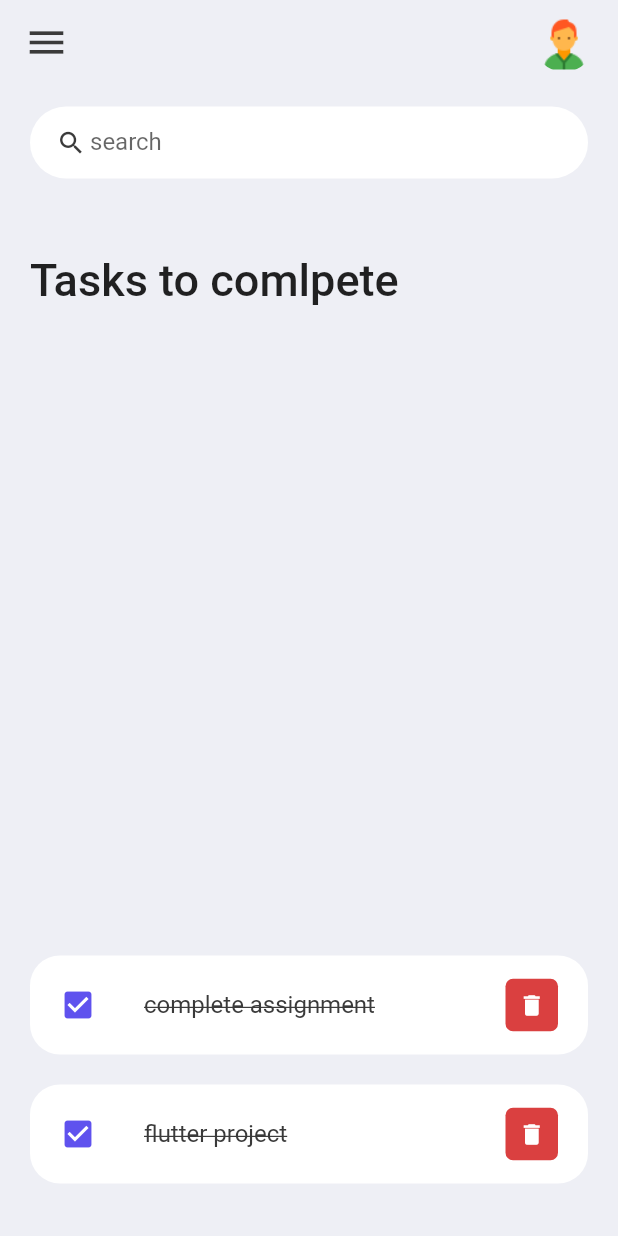
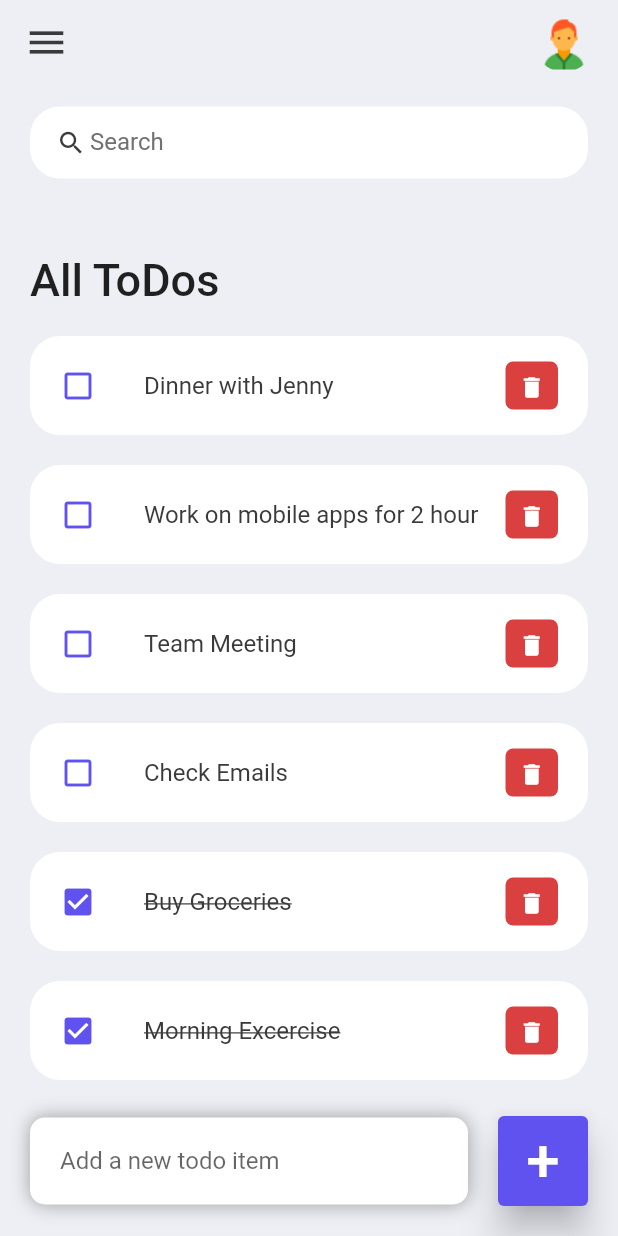
Before and after one commit to zanzo2003/to_do_list_application, a Flutter app: the screen it shows after launch, on a phone screen of 412 x 824 dp. Run offline on Flutter 3.47's test engine with Material 2 defaults, Android fonts, the phone set to English and light mode, and no system bars.

Commit message:
complete application

```diff
--- a/check list/application/lib/main.dart
+++ b/check list/application/lib/main.dart
@@ -1,23 +1,22 @@
 import 'package:flutter/material.dart';
-import '../screens/home.dart';
+import 'package:flutter/services.dart';
+import './screens/home.dart';
 
 void main() {
-  return (runApp(const MyApp()));
+  runApp(const MyApp());
 }
 
-class MyApp extends StatefulWidget {
-  const MyApp({ Key? key }) : super(key: key);
+class MyApp extends StatelessWidget {
+  const MyApp({Key? key}) : super(key: key);
 
-  @override
-  _MyAppState createState() => _MyAppState();
-}
-
-class _MyAppState extends State<MyApp> {
+  // This widget is the root of your application.
   @override
   Widget build(BuildContext context) {
+    SystemChrome.setSystemUIOverlayStyle(
+        SystemUiOverlayStyle(statusBarColor: Colors.transparent));
     return MaterialApp(
       debugShowCheckedModeBanner: false,
-      title: "ToDo App",
+      title: 'ToDo App',
       home: Home(),
     );
   }
--- a/check list/application/lib/models/ToDo.dart
+++ b/check list/application/lib/models/ToDo.dart
@@ -1,14 +1,22 @@
-class ToDO {
+class ToDo {
   String? id;
   String? todoText;
   bool isDone;
 
-  ToDO({this.id, this.todoText, this.isDone = false});
+  ToDo({
+    required this.id,
+    required this.todoText,
+    this.isDone = false,
+  });
 
-  static List<ToDO> TodoList() {
+  static List<ToDo> todoList() {
     return [
-      ToDO(id:'01', todoText: 'complete assignment'),
-      ToDO(id:'02', todoText: 'flutter project', isDone:true),
+      ToDo(id: '01', todoText: 'Morning Excercise', isDone: true ),
+      ToDo(id: '02', todoText: 'Buy Groceries', isDone: true ),
+      ToDo(id: '03', todoText: 'Check Emails', ),
+      ToDo(id: '04', todoText: 'Team Meeting', ),
+      ToDo(id: '05', todoText: 'Work on mobile apps for 2 hour', ),
+      ToDo(id: '06', todoText: 'Dinner with Jenny', ),
     ];
   }
 }
--- a/check list/application/lib/screens/home.dart
+++ b/check list/application/lib/screens/home.dart
@@ -1,43 +1,205 @@
+import 'package:flutter/material.dart';
+import 'package:application/models/ToDo.dart';
 import 'package:application/constants/colours.dart';
-import 'package:application/models/ToDo.dart';
 import 'package:application/to_do_item.dart';
-import 'package:flutter/material.dart';
 
 class Home extends StatefulWidget {
-  const Home({Key? key}) : super(key: key);
+  Home({Key? key}) : super(key: key);
 
   @override
-  _HomeState createState() => _HomeState();
+  State<Home> createState() => _HomeState();
 }
 
 class _HomeState extends State<Home> {
-  final toDoList = ToDO.TodoList();
+  final todosList = ToDo.todoList();
+  List<ToDo> _foundToDo = [];
+  final _todoController = TextEditingController();
+
+  @override
+  void initState() {
+    _foundToDo = todosList;
+    super.initState();
+  }
+
   @override
   Widget build(BuildContext context) {
     return Scaffold(
       backgroundColor: tdBGColor,
       appBar: _buildAppBar(),
-      body: Container(
-        padding: const EdgeInsets.symmetric(horizontal: 20, vertical: 15),
+      body: Stack(
+        children: [
+          Container(
+            padding: EdgeInsets.symmetric(
+              horizontal: 20,
+              vertical: 15,
+            ),
             child: Column(
-          children: [_searchBar(),
-           _listView(),
-            for (ToDO todo in toDoList)
-            ToDoItems(todo: todo)
+              children: [
+                searchBox(),
+                Expanded(
+                  child: ListView(
+                    children: [
+                      Container(
+                        margin: EdgeInsets.only(
+                          top: 50,
+                          bottom: 20,
+                        ),
+                        child: Text(
+                          'All ToDos',
+                          style: TextStyle(
+                            fontSize: 30,
+                            fontWeight: FontWeight.w500,
+                          ),
+                        ),
+                      ),
+                      for (ToDo todoo in _foundToDo.reversed)
+                        ToDoItem(
+                          todo: todoo,
+                          onToDoChanged: _handleToDoChange,
+                          onDeleteItem: _deleteToDoItem,
+                        ),
                     ],
+                  ),
+                )
+              ],
+            ),
+          ),
+          Align(
+            alignment: Alignment.bottomCenter,
+            child: Row(children: [
+              Expanded(
+                child: Container(
+                  margin: EdgeInsets.only(
+                    bottom: 20,
+                    right: 20,
+                    left: 20,
+                  ),
+                  padding: EdgeInsets.symmetric(
+                    horizontal: 20,
+                    vertical: 5,
+                  ),
+                  decoration: BoxDecoration(
+                    color: Colors.white,
+                    boxShadow: const [
+                      BoxShadow(
+                        color: Colors.grey,
+                        offset: Offset(0.0, 0.0),
+                        blurRadius: 10.0,
+                        spreadRadius: 0.0,
+                      ),
+                    ],
+                    borderRadius: BorderRadius.circular(10),
+                  ),
+                  child: TextField(
+                    controller: _todoController,
+                    decoration: InputDecoration(
+                        hintText: 'Add a new todo item',
+                        border: InputBorder.none),
+                  ),
+                ),
+              ),
+              Container(
+                margin: EdgeInsets.only(
+                  bottom: 20,
+                  right: 20,
+                ),
+                child: ElevatedButton(
+                  child: Text(
+                    '+',
+                    style: TextStyle(
+                      fontSize: 40,
+                    ),
+                  ),
+                  onPressed: () {
+                    _addToDoItem(_todoController.text);
+                  },
+                  style: ElevatedButton.styleFrom(
+                    primary: tdBlue,
+                    minimumSize: Size(60, 60),
+                    elevation: 10,
+                  ),
+                ),
+              ),
+            ]),
+          ),
+        ],
+      ),
+    );
+  }
+
+  void _handleToDoChange(ToDo todo) {
+    setState(() {
+      todo.isDone = !todo.isDone;
+    });
+  }
+
+  void _deleteToDoItem(String id) {
+    setState(() {
+      todosList.removeWhere((item) => item.id == id);
+    });
+  }
+
+  void _addToDoItem(String toDo) {
+    setState(() {
+      todosList.add(ToDo(
+        id: DateTime.now().millisecondsSinceEpoch.toString(),
+        todoText: toDo,
+      ));
+    });
+    _todoController.clear();
+  }
+
+  void _runFilter(String enteredKeyword) {
+    List<ToDo> results = [];
+    if (enteredKeyword.isEmpty) {
+      results = todosList;
+    } else {
+      results = todosList
+          .where((item) => item.todoText!
+              .toLowerCase()
+              .contains(enteredKeyword.toLowerCase()))
+          .toList();
+    }
+
+    setState(() {
+      _foundToDo = results;
+    });
+  }
+
+  Widget searchBox() {
+    return Container(
+      padding: EdgeInsets.symmetric(horizontal: 15),
+      decoration: BoxDecoration(
+        color: Colors.white,
+        borderRadius: BorderRadius.circular(20),
+      ),
+      child: TextField(
+        onChanged: (value) => _runFilter(value),
+        decoration: InputDecoration(
+          contentPadding: EdgeInsets.all(0),
+          prefixIcon: Icon(
+            Icons.search,
+            color: tdBlack,
+            size: 20,
+          ),
+          prefixIconConstraints: BoxConstraints(
+            maxHeight: 20,
+            minWidth: 25,
+          ),
+          border: InputBorder.none,
+          hintText: 'Search',
+          hintStyle: TextStyle(color: tdGrey),
         ),
       ),
     );
   }
 
   AppBar _buildAppBar() {
-    return (AppBar(
+    return AppBar(
+      backgroundColor: tdBGColor,
       elevation: 0,
-        backgroundColor: tdBGColor,
-        title: Row(
-          mainAxisAlignment: MainAxisAlignment.spaceBetween,
-          children: [
-            const Icon(
+      title: Row(mainAxisAlignment: MainAxisAlignment.spaceBetween, children: [
+        Icon(
           Icons.menu,
           color: tdBlack,
           size: 30,
@@ -46,44 +208,11 @@ class _HomeState extends State<Home> {
           height: 40,
           width: 40,
           child: ClipRRect(
-                borderRadius: BorderRadius.circular(40),
+            borderRadius: BorderRadius.circular(20),
             child: Image.asset('assets/images/icons8-account-48.png'),
           ),
-            )
-          ],
-        )));
-  }
-
-  Widget _searchBar() {
-    return (Container(
-      padding: const EdgeInsets.symmetric(horizontal: 15),
-      decoration: BoxDecoration(
-          color: Colors.white, borderRadius: BorderRadius.circular(40)),
-      child: const TextField(
-        decoration: InputDecoration(
-          contentPadding: EdgeInsets.all(0),
-          prefixIcon: Icon(Icons.search, color: tdBlack, size: 20),
-          prefixIconConstraints: BoxConstraints(maxHeight: 20, minWidth: 25),
-          border: InputBorder.none,
-          hintText: 'search',
         ),
-      ),
-    ));
-  }
-
-  Widget _listView() {
-    return (Expanded(
-        child: ListView(
-      children: [
-        Container(
-          margin: const EdgeInsets.only(top: 50, bottom: 20),
-          child: const Text("Tasks to comlpete",
-              style: TextStyle(
-                fontWeight: FontWeight.w500,
-                fontSize: 30,
-              )),
-        )
-      ],
-    )));
+      ]),
+    );
   }
 }
--- a/check list/application/lib/to_do_item.dart
+++ b/check list/application/lib/to_do_item.dart
@@ -1,45 +1,65 @@
+import 'package:flutter/material.dart';
+import 'package:application/models/ToDo.dart';
 import 'package:application/constants/colours.dart';
-import 'package:application/models/ToDo.dart';
-import 'package:flutter/material.dart';
 
-class ToDoItems extends StatelessWidget {
-  final ToDO todo;
-  const ToDoItems({Key? key, required this.todo}) : super(key: key);
+class ToDoItem extends StatelessWidget {
+  final ToDo todo;
+  final onToDoChanged;
+  final onDeleteItem;
+
+  const ToDoItem({
+    Key? key,
+    required this.todo,
+    required this.onToDoChanged,
+    required this.onDeleteItem,
+  }) : super(key: key);
 
   @override
   Widget build(BuildContext context) {
-    return Container(margin: EdgeInsets.only(bottom: 20), child: _ToDoItem());
-  }
-
-  Widget _ToDoItem() {
-    return (ListTile(
+    return Container(
+      margin: EdgeInsets.only(bottom: 20),
+      child: ListTile(
         onTap: () {
-        print("check box clicked!!");
+          // print('Clicked on Todo Item.');
+          onToDoChanged(todo);
         },
-      shape: RoundedRectangleBorder(borderRadius: BorderRadius.circular(20)),
+        shape: RoundedRectangleBorder(
+          borderRadius: BorderRadius.circular(20),
+        ),
         contentPadding: EdgeInsets.symmetric(horizontal: 20, vertical: 5),
         tileColor: Colors.white,
-      leading: const Icon(Icons.check_box, color: tdBlue),
-      title:Text(todo.todoText!,
+        leading: Icon(
+          todo.isDone ? Icons.check_box : Icons.check_box_outline_blank,
+          color: tdBlue,
+        ),
+        title: Text(
+          todo.todoText!,
           style: TextStyle(
             fontSize: 16,
             color: tdBlack,
-            decoration: TextDecoration.lineThrough),
+            decoration: todo.isDone ? TextDecoration.lineThrough : null,
+          ),
         ),
         trailing: Container(
+          padding: EdgeInsets.all(0),
+          margin: EdgeInsets.symmetric(vertical: 12),
           height: 35,
           width: 35,
-        decoration:
-            BoxDecoration(color: tdRed, borderRadius: BorderRadius.circular(5)),
+          decoration: BoxDecoration(
+            color: tdRed,
+            borderRadius: BorderRadius.circular(5),
+          ),
           child: IconButton(
             color: Colors.white,
             iconSize: 18,
-          icon: const Icon(Icons.delete),
+            icon: Icon(Icons.delete),
             onPressed: () {
-            print("Delete button pressed!!");
+              // print('Clicked on delete icon');
+              onDeleteItem(todo.id);
             },
           ),
         ),
-    ));
+      ),
+    );
   }
 }
```
Lines whose indentation alone changed are shown as unchanged.
